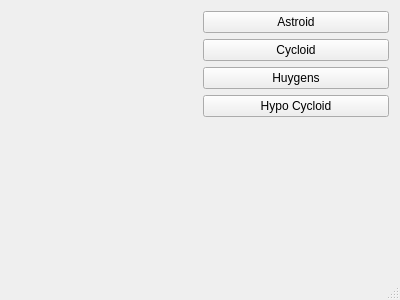
First picture: the form in mainwindow.ui, repository MuhammadAliMoutiry/QtCurvesCPP, before the edit.
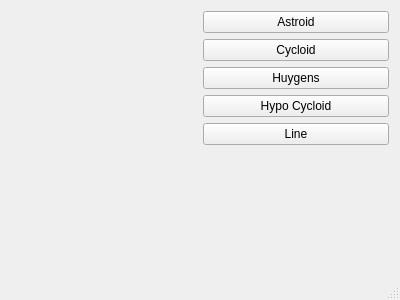
Second picture: the form after the edit. Custom widgets are drawn as their Qt base class.

Commit message: rendering line

Patch:
```diff
--- a/mainwindow.ui
+++ b/mainwindow.ui
@@ -50,6 +50,13 @@
           </property>
          </widget>
         </item>
+        <item>
+         <widget class="QPushButton" name="btnLine">
+          <property name="text">
+           <string>Line</string>
+          </property>
+         </widget>
+        </item>
         <item>
          <spacer name="verticalSpacer">
           <property name="orientation">
```
The commit also changes 4 other files.
